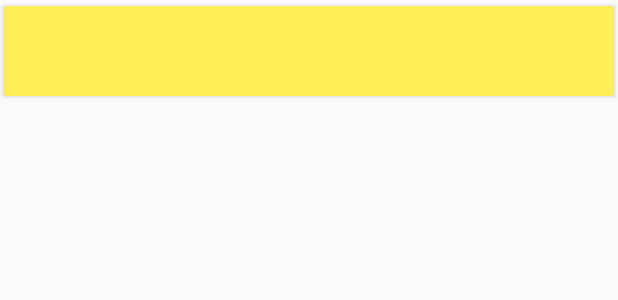
After one commit to ktselvi/InspireMe, an Android app: the layout categories_card_layout.xml on its own in the app's theme, with its tools: preview values and no code run, on a phone screen of 412 x 824 dp. The commit adds this screen. Shown: the top 300 px of the screen. Run offline under Robolectric (Android 15) with nearby library versions, the phone set to English and light mode, and no system bars.

Commit message:
Fragment for Categories list with recycler view

```diff
--- a/app/build.gradle
+++ b/app/build.gradle
@@ -43,7 +43,7 @@ dependencies {
     annotationProcessor 'com.jakewharton:butterknife-compiler:8.5.1'
 
     //Recycler view and card view
-    compile 'com.android.support:cardview-v7:25.0.+'
-    compile 'com.android.support:recyclerview-v7:25.0.+'
+    compile 'com.android.support:cardview-v7:25.1.0'
+    compile 'com.android.support:recyclerview-v7:25.1.0'
 }
 apply plugin: 'com.google.gms.google-services'
--- /dev/null
+++ b/app/src/main/res/layout/categories_card_layout.xml
@@ -0,0 +1,25 @@
+<?xml version="1.0" encoding="utf-8"?>
+<LinearLayout xmlns:android="http://schemas.android.com/apk/res/android"
+    android:orientation="vertical" android:layout_width="match_parent"
+    android:layout_height="wrap_content">
+
+    <android.support.v7.widget.CardView
+        android:id="@+id/card_view"
+        xmlns:card_view="http://schemas.android.com/apk/res-auto"
+        android:layout_width="match_parent"
+        android:layout_height="wrap_content"
+        card_view:cardBackgroundColor="@color/cardview_background"
+        card_view:cardCornerRadius="2dp"
+        card_view:cardElevation="2dp"
+        card_view:cardUseCompatPadding="true">
+
+            <TextView
+                android:layout_width="match_parent"
+                android:layout_height="@dimen/card_view_height"
+                android:textColor="@android:color/black"
+                android:id="@+id/category_name"
+                android:textAppearance="?android:attr/textAppearanceLarge"
+                android:gravity="center" />
+
+    </android.support.v7.widget.CardView>
+</LinearLayout>
--- /dev/null
+++ b/app/src/main/res/layout/categories_list_fragment.xml
@@ -0,0 +1,6 @@
+<android.support.v7.widget.RecyclerView
+    xmlns:android="http://schemas.android.com/apk/res/android"
+    android:id="@+id/categories_recycler_view"
+    android:layout_width="match_parent"
+    android:layout_height="wrap_content"
+    />
--- a/app/src/main/res/layout/content_main.xml
+++ b/app/src/main/res/layout/content_main.xml
@@ -27,4 +27,10 @@
         android:layout_height="match_parent"
         android:visibility="invisible"
         android:id="@+id/progress_bar"/>
+
+    <FrameLayout
+        android:id="@+id/fragment_holder"
+        android:layout_width="match_parent"
+        android:layout_height="wrap_content">
+    </FrameLayout>
 </RelativeLayout>
--- a/app/src/main/res/values/colors.xml
+++ b/app/src/main/res/values/colors.xml
@@ -3,4 +3,5 @@
     <color name="colorPrimary">#6A1B9A</color>
     <color name="colorPrimaryDark">#4A148C</color>
     <color name="colorAccent">#F50057</color>
+    <color name="cardview_background">#FFEE58</color>
 </resources>
--- a/app/src/main/res/values/dimens.xml
+++ b/app/src/main/res/values/dimens.xml
@@ -8,4 +8,6 @@
     <dimen name="fab_margin">16dp</dimen>
     <!-- Elevation value for navigation drawer-->
     <dimen name="nav_elevation">16dp</dimen>
+    <!--Height of card view -->
+    <dimen name="card_view_height">60dp</dimen>
 </resources>
```
Also changed, not shown: app/src/main/java/com/ktselvi/inspireme/MainActivity.java (+59 -1 lines), app/src/main/java/com/ktselvi/inspireme/adapters/CategoryAdapter.java (added, +51 -0 lines), app/src/main/java/com/ktselvi/inspireme/fragments/CategoriesListFragment.java (added, +53 -0 lines).
